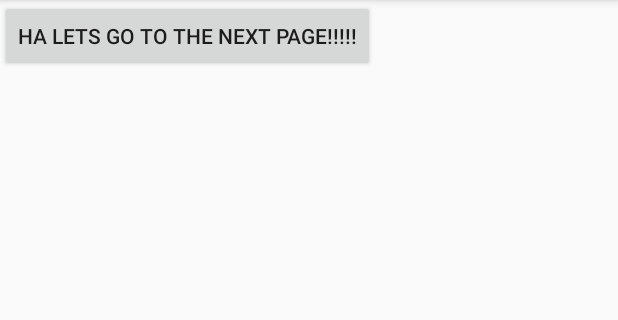
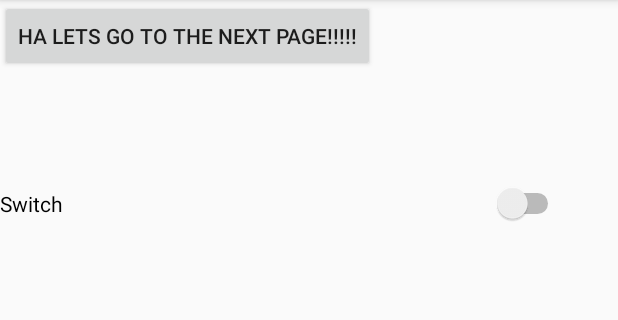
Before and after one commit to JZsam/Lawn-Guard, an Android app: the screen it shows after launch (MainActivity), on a phone screen of 412 x 824 dp, the part 84-404 px from its top. Run offline under Robolectric (Android 15) with nearby library versions, the phone set to English and light mode, and no system bars.

Commit message:
random stuff with android studio

```diff
--- a/moreLearning/app/src/main/res/layout/activity_main.xml
+++ b/moreLearning/app/src/main/res/layout/activity_main.xml
@@ -14,4 +14,12 @@
         android:text="Ha lets go to the next page!!!!!"
         tools:layout_editor_absoluteX="79dp"
         tools:layout_editor_absoluteY="341dp" />
+
+    <Switch
+        android:id="@+id/switch1"
+        android:layout_width="376dp"
+        android:layout_height="271dp"
+        android:text="Switch"
+        tools:layout_editor_absoluteX="-3dp"
+        tools:layout_editor_absoluteY="43dp" />
 </androidx.constraintlayout.widget.ConstraintLayout>
```
